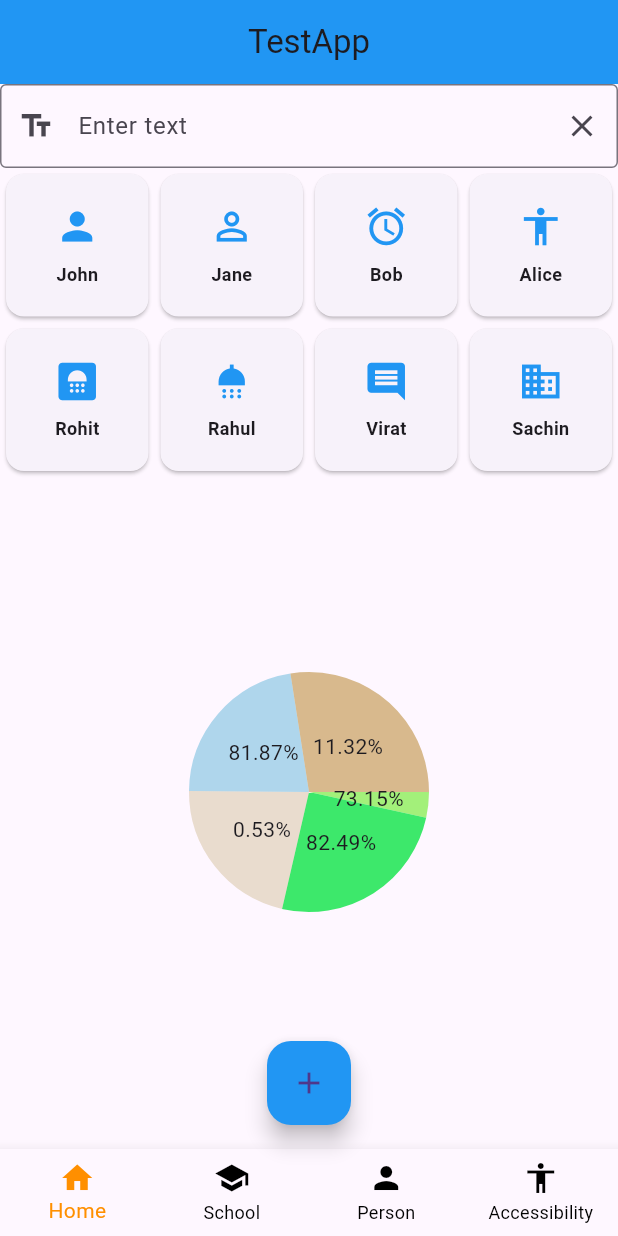
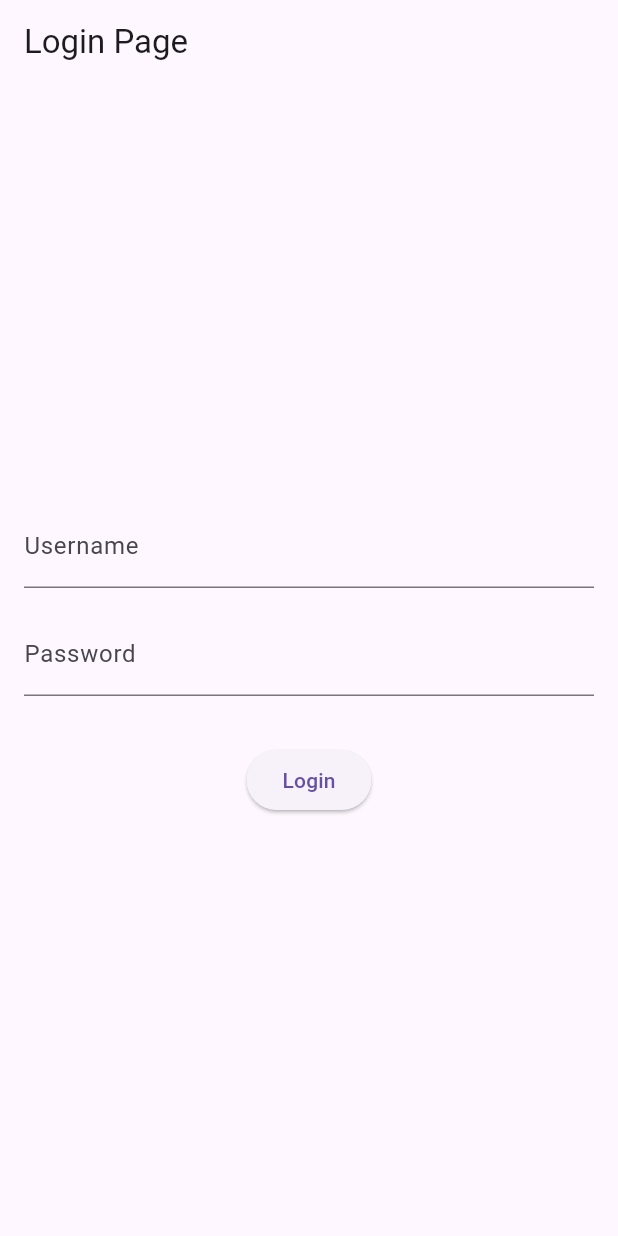
Before and after one commit to rohitk523/flutter_test_app, a Flutter app: the screen it shows after launch, on a phone screen of 412 x 824 dp. Run offline on Flutter 3.47's test engine with Material 3 defaults, Android fonts, the light colour scheme and no system bars; drawn by our look-alikes of fl_chart.

Commit message:
Added drawer some changes and a login screen not working but its there

```diff
--- /dev/null
+++ b/test_app/lib/Pages/loginpage.dart
@@ -0,0 +1,63 @@
+import 'package:flutter/material.dart';
+import 'package:test_app/Pages/homepage.dart';
+
+class LoginPage extends StatefulWidget {
+  const LoginPage({super.key});
+
+  @override
+  State<LoginPage> createState() => _LoginPageState();
+}
+
+class _LoginPageState extends State<LoginPage> {
+  TextEditingController _usernameController = TextEditingController();
+  TextEditingController _passwordController = TextEditingController();
+  @override
+  Widget build(BuildContext context) {
+    return Scaffold(
+      appBar: AppBar(
+        title: Text('Login Page'),
+      ),
+      body: Padding(
+        padding: EdgeInsets.all(16.0),
+        child: Column(
+          mainAxisAlignment: MainAxisAlignment.center,
+          children: [
+            TextField(
+              controller: _usernameController,
+              decoration: InputDecoration(
+                labelText: 'Username',
+              ),
+            ),
+            SizedBox(height: 16.0),
+            TextField(
+              controller: _passwordController,
+              obscureText: true,
+              decoration: InputDecoration(
+                labelText: 'Password',
+              ),
+            ),
+            SizedBox(height: 32.0),
+            ElevatedButton(
+              onPressed: () {
+                // Handle login logic here
+                String username = _usernameController.text;
+                String password = _passwordController.text;
+
+                // Perform authentication, e.g., validate username and password
+                if (username == 'user' && password == 'password') {
+                  // Navigate to the next screen or perform other actions
+                  print('Login Successful');
+                } else {
+                  // Show an error message or handle unsuccessful login
+                  print('Login Failed');
+                }
+                Navigator.pushNamed(context, '/home');
+              },
+              child: Text('Login'),
+            ),
+          ],
+        ),
+      ),
+    );
+  }
+}
--- a/test_app/lib/functions/bottomnavigator.dart
+++ b/test_app/lib/functions/bottomnavigator.dart
@@ -28,16 +28,12 @@ class _BottomNavigationBarExampleState
           label: 'Home',
         ),
         BottomNavigationBarItem(
-          icon: Icon(Icons.school),
-          label: 'School',
+          icon: Icon(Icons.event),
+          label: 'Event',
         ),
         BottomNavigationBarItem(
-          icon: Icon(Icons.person),
+          icon: Icon(Icons.settings),
           label: 'Person',
-        ),
-        BottomNavigationBarItem(
-          icon: Icon(Icons.accessibility),
-          label: 'Accessibility',
         ),
       ],
       currentIndex: _selectedIndex,
--- a/test_app/lib/main.dart
+++ b/test_app/lib/main.dart
@@ -1,9 +1,8 @@
 import 'package:flutter/material.dart';
-import 'package:test_app/functions/bottomnavigator.dart';
-import 'package:test_app/functions/floatingbuttton.dart';
-import 'package:test_app/functions/mygridpage.dart';
-import 'package:test_app/functions/randomgraphs.dart';
-import 'package:test_app/functions/searchingfield.dart';
+import 'package:test_app/Pages/eventpage.dart';
+import 'package:test_app/Pages/homepage.dart';
+import 'package:test_app/Pages/loginpage.dart';
+import 'package:test_app/Pages/settingspage.dart';
 
 void main() {
   runApp(const MyApp());
@@ -17,21 +16,13 @@ class MyApp extends StatelessWidget {
   Widget build(BuildContext context) {
     return MaterialApp(
       debugShowCheckedModeBanner: false,
-      home: Scaffold(
-          appBar: AppBar(
-              title: const Center(child: Text('TestApp')),
-              backgroundColor: Colors.blue),
-          body: Column(
-            children: [
-              const SearchingField(),
-              MyGridPage(),
-              RandomPieChart(),
-            ],
-          ),
-          bottomNavigationBar: BottomNavigationBarExample(),
-          floatingActionButton: FloatingButtonExample(),
-          floatingActionButtonLocation:
-              FloatingActionButtonLocation.centerFloat),
+      initialRoute: '/',
+      routes: {
+        '/': (context) => LoginPage(),
+        '/home': (context) => HomePage(),
+        '/event': (context) => EventPage(),
+        '/settings': (context) => SettingsPage(),
+      },
     );
   }
 }
```
Also changed, not shown: test_app/lib/Pages/eventpage.dart (added, +10 -0 lines), test_app/lib/Pages/homepage.dart (added, +33 -0 lines), test_app/lib/Pages/settingspage.dart (added, +10 -0 lines), test_app/lib/functions/drawerforos.dart (added, +56 -0 lines).
